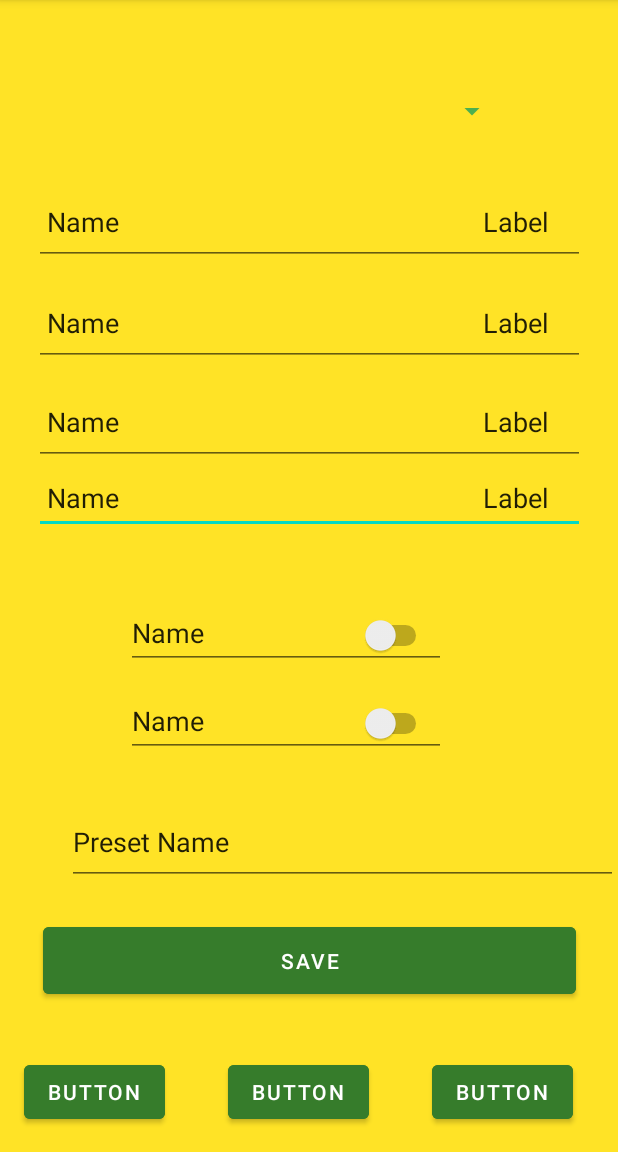
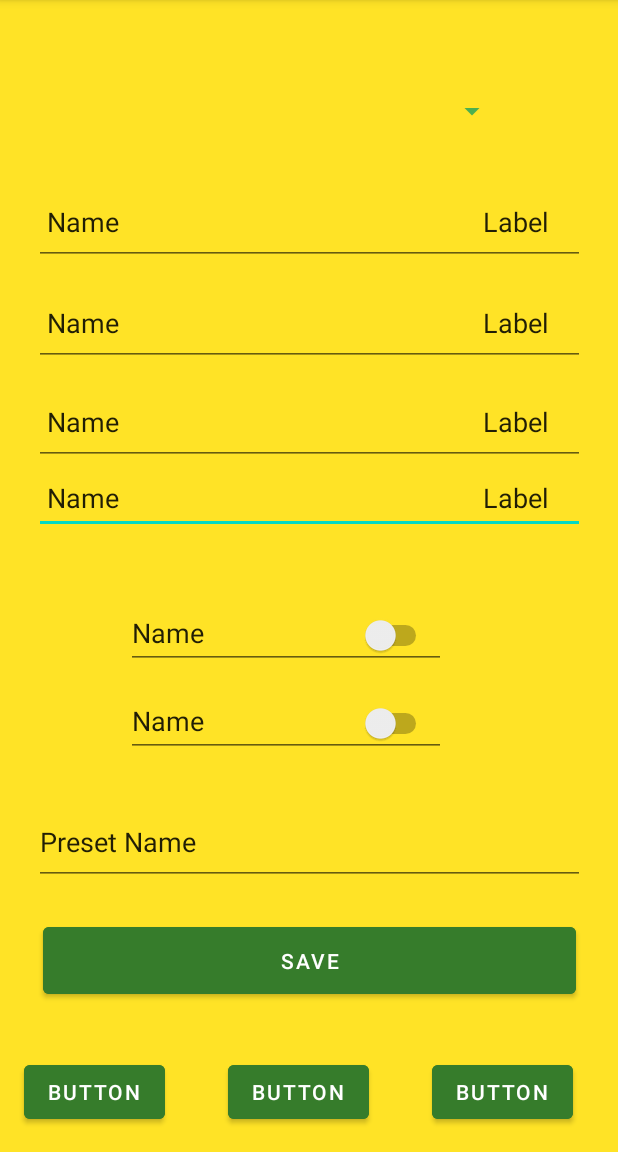
Before and after one commit to BhsSTEM/TeamCEVN_OperatorID_2022, an Android app: the screen it shows after launch (MainActivity), on a phone screen of 412 x 824 dp, the part 84-1236 px from its top. Run offline under Robolectric (Android 15) with nearby library versions, the phone set to English and light mode, and no system bars.

```diff
--- a/app/src/main/res/layout/ethan_main.xml
+++ b/app/src/main/res/layout/ethan_main.xml
@@ -47,7 +47,6 @@
         android:text="Preset Name"
         app:layout_constraintBottom_toTopOf="@+id/button2"
         app:layout_constraintEnd_toEndOf="parent"
-        app:layout_constraintHorizontal_bias="1.0"
         app:layout_constraintStart_toStartOf="parent"
         app:layout_constraintTop_toBottomOf="@+id/editTextTextPersonName3" />
 
```
